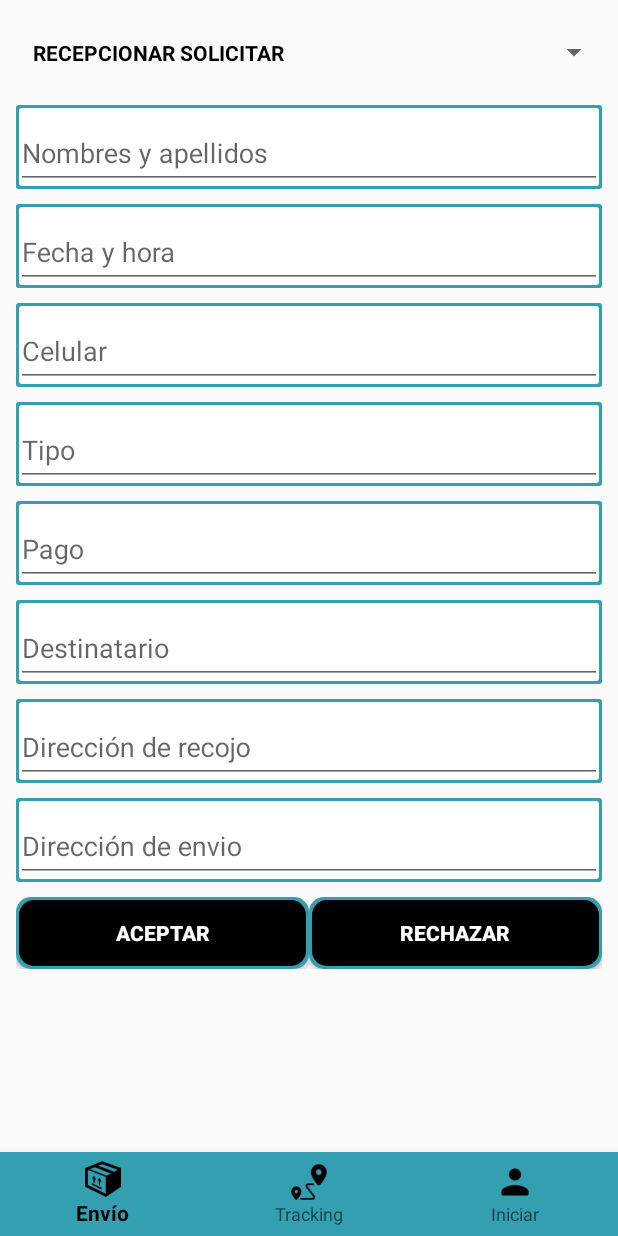
After one commit to Yonathan-Dev2/MyApplication, an Android app: the fragment Fragment_rece_soli placed in its activity, on a phone screen of 412 x 824 dp. The commit adds this screen. Run offline under Robolectric (Android 15) with nearby library versions, the light colour scheme and no system bars; our stand-ins replace Volley.

Commit message:
Prototipo recepcionar solicitud

```diff
--- a/app/src/main/AndroidManifest.xml
+++ b/app/src/main/AndroidManifest.xml
@@ -41,7 +41,7 @@
         <activity
             android:name=".NavigationExpress"
             android:label="@string/title_activity_navigation_express"
-            android:theme="@style/AppTheme"></activity>
+            android:theme="@style/AppTheme" />
     </application>
 
 </manifest>
--- /dev/null
+++ b/app/src/main/java/com/express/tsuexpress/Fragmentos/Fragment_rece_soli.java
@@ -0,0 +1,35 @@
+package com.express.tsuexpress.Fragmentos;
+
+
+import android.os.Bundle;
+import android.support.v4.app.Fragment;
+import android.view.LayoutInflater;
+import android.view.View;
+import android.view.ViewGroup;
+
+import com.express.tsuexpress.R;
+
+/**
+ * A simple {@link Fragment} subclass.
+ */
+
+
+
+public class Fragment_rece_soli extends Fragment {
+
+    View vista;
+    Fragment_rece_soli contexto;
+
+    @Override
+    public View onCreateView(LayoutInflater inflater, ViewGroup container,
+                             Bundle savedInstanceState) {
+
+        contexto = this;
+
+        vista = inflater.inflate(R.layout.fragment_rece_soli, container, false);
+
+
+        return  vista;
+    }
+
+}
--- /dev/null
+++ b/app/src/main/res/layout/fragment_rece_soli.xml
@@ -0,0 +1,200 @@
+<LinearLayout xmlns:android="http://schemas.android.com/apk/res/android"
+    xmlns:tools="http://schemas.android.com/tools"
+    android:layout_width="match_parent"
+    android:layout_height="wrap_content"
+    android:orientation="vertical"
+    tools:context="com.express.tsuexpress.Fragmentos.Fragment_rece_soli">
+
+
+    <LinearLayout
+        android:layout_width="match_parent"
+        android:layout_height="50dp"
+        android:layout_marginBottom="10dp"
+        android:layout_marginLeft="5dp"
+        android:layout_marginRight="5dp"
+        android:layout_marginTop="10dp"
+        android:orientation="horizontal">
+
+        <TextView
+            android:id="@+id/textView14"
+            android:layout_width="match_parent"
+            android:layout_height="match_parent"
+            android:layout_gravity="center"
+            android:layout_weight="1"
+            android:gravity="center"
+            android:text="Recepcionar solicitar"
+            android:textAllCaps="true"
+            android:textColor="@android:color/background_dark"
+            android:textStyle="bold" />
+
+        <Spinner
+            android:id="@+id/spinner"
+            android:layout_width="match_parent"
+            android:layout_height="match_parent"
+            android:layout_weight="1"
+            android:spinnerMode="dialog" />
+    </LinearLayout>
+
+    <ScrollView
+        android:layout_width="match_parent"
+        android:layout_height="wrap_content"
+        android:layout_marginLeft="5dp"
+        android:layout_marginRight="5dp">
+
+        <LinearLayout
+            android:layout_width="match_parent"
+            android:layout_height="wrap_content"
+            android:orientation="vertical">
+
+
+            <android.support.design.widget.TextInputLayout
+                android:layout_width="match_parent"
+                android:layout_height="match_parent"
+                android:layout_marginBottom="10dp"
+                android:layout_marginLeft="5dp"
+                android:layout_marginRight="5dp"
+                android:background="@drawable/borde_edit">
+
+                <EditText
+                    android:layout_width="match_parent"
+                    android:layout_height="wrap_content"
+                    android:hint="Nombres y apellidos" />
+            </android.support.design.widget.TextInputLayout>
+
+            <android.support.design.widget.TextInputLayout
+                android:layout_width="match_parent"
+                android:layout_height="match_parent"
+                android:layout_marginBottom="10dp"
+                android:layout_marginLeft="5dp"
+                android:layout_marginRight="5dp"
+                android:background="@drawable/borde_edit">
+
+                <EditText
+                    android:layout_width="match_parent"
+                    android:layout_height="wrap_content"
+                    android:hint="Fecha y hora" />
+            </android.support.design.widget.TextInputLayout>
+
+            <android.support.design.widget.TextInputLayout
+                android:layout_width="match_parent"
+                android:layout_height="match_parent"
+                android:layout_marginBottom="10dp"
+                android:layout_marginLeft="5dp"
+                android:layout_marginRight="5dp"
+                android:background="@drawable/borde_edit">
+
+                <EditText
+                    android:layout_width="match_parent"
+                    android:layout_height="wrap_content"
+                    android:hint="Celular" />
+            </android.support.design.widget.TextInputLayout>
+
+            <android.support.design.widget.TextInputLayout
+                android:layout_width="match_parent"
+                android:layout_height="match_parent"
+                android:layout_marginBottom="10dp"
+                android:layout_marginLeft="5dp"
+                android:layout_marginRight="5dp"
+                android:background="@drawable/borde_edit">
+
+                <EditText
+                    android:layout_width="match_parent"
+                    android:layout_height="wrap_content"
+                    android:hint="Tipo" />
+            </android.support.design.widget.TextInputLayout>
+
+            <android.support.design.widget.TextInputLayout
+                android:layout_width="match_parent"
+                android:layout_height="match_parent"
+                android:layout_marginBottom="10dp"
+                android:layout_marginLeft="5dp"
+                android:layout_marginRight="5dp"
+                android:background="@drawable/borde_edit">
+
+                <EditText
+                    android:layout_width="match_parent"
+                    android:layout_height="wrap_content"
+                    android:hint="Pago" />
+
+            </android.support.design.widget.TextInputLayout>
+
+            <android.support.design.widget.TextInputLayout
+                android:layout_width="match_parent"
+                android:layout_height="match_parent"
+                android:layout_marginBottom="10dp"
+                android:layout_marginLeft="5dp"
+                android:layout_marginRight="5dp"
+                android:background="@drawable/borde_edit">
+
+                <EditText
+                    android:layout_width="match_parent"
+                    android:layout_height="wrap_content"
+                    android:hint="Destinatario" />
+
+            </android.support.design.widget.TextInputLayout>
+
+            <android.support.design.widget.TextInputLayout
+                android:layout_width="match_parent"
+                android:layout_height="match_parent"
+                android:layout_marginBottom="10dp"
+                android:layout_marginLeft="5dp"
+                android:layout_marginRight="5dp"
+                android:background="@drawable/borde_edit">
+
+                <EditText
+                    android:layout_width="match_parent"
+                    android:layout_height="wrap_content"
+                    android:hint="Dirección de recojo" />
+            </android.support.design.widget.TextInputLayout>
+
+            <android.support.design.widget.TextInputLayout
+                android:layout_width="match_parent"
+                android:layout_height="match_parent"
+                android:layout_marginBottom="10dp"
+                android:layout_marginLeft="5dp"
+                android:layout_marginRight="5dp"
+                android:background="@drawable/borde_edit">
+
+                <EditText
+                    android:id="@+id/editText"
+                    android:layout_width="match_parent"
+                    android:layout_height="wrap_content"
+                    android:hint="Dirección de envio" />
+            </android.support.design.widget.TextInputLayout>
+
+            <LinearLayout
+                android:layout_width="match_parent"
+                android:layout_height="match_parent"
+                android:layout_gravity="center"
+                android:layout_marginBottom="5dp"
+                android:layout_marginLeft="5dp"
+                android:layout_marginRight="5dp"
+                android:gravity="center"
+                android:orientation="horizontal">
+
+                <Button
+                    android:id="@+id/button3"
+                    android:layout_width="match_parent"
+                    android:layout_height="wrap_content"
+                    android:layout_weight="1"
+                    android:background="@drawable/relleno_buton"
+                    android:text="ACEPTAR"
+                    android:textColor="#FFFFFF"
+                    android:textStyle="bold"
+                    tools:ignore="ButtonStyle" />
+
+                <Button
+                    android:id="@+id/button2"
+                    android:layout_width="match_parent"
+                    android:layout_height="wrap_content"
+                    android:layout_weight="1"
+                    android:background="@drawable/relleno_buton"
+                    android:text="RECHAZAR"
+                    android:textColor="#FFFFFF"
+                    android:textStyle="bold" />
+            </LinearLayout>
+
+        </LinearLayout>
+    </ScrollView>
+
+</LinearLayout>
```
Also changed, not shown: app/src/main/java/com/express/tsuexpress/Fragmentos/Fragment_inic_home.java (added, +30 -0 lines), app/src/main/java/com/express/tsuexpress/NavigationExpress.java (+51 -2 lines), app/src/main/res/layout/app_bar_navigation_express.xml (+17 -2 lines), app/src/main/res/layout/fragment_inic_home.xml (added, +16 -0 lines), app/src/main/res/layout/nav_header_navigation_express.xml (+9 -7 lines), app/src/main/res/menu/activity_navigation_express_drawer.xml (+11 -0 lines), app/src/main/res/drawable/home.png (added).
